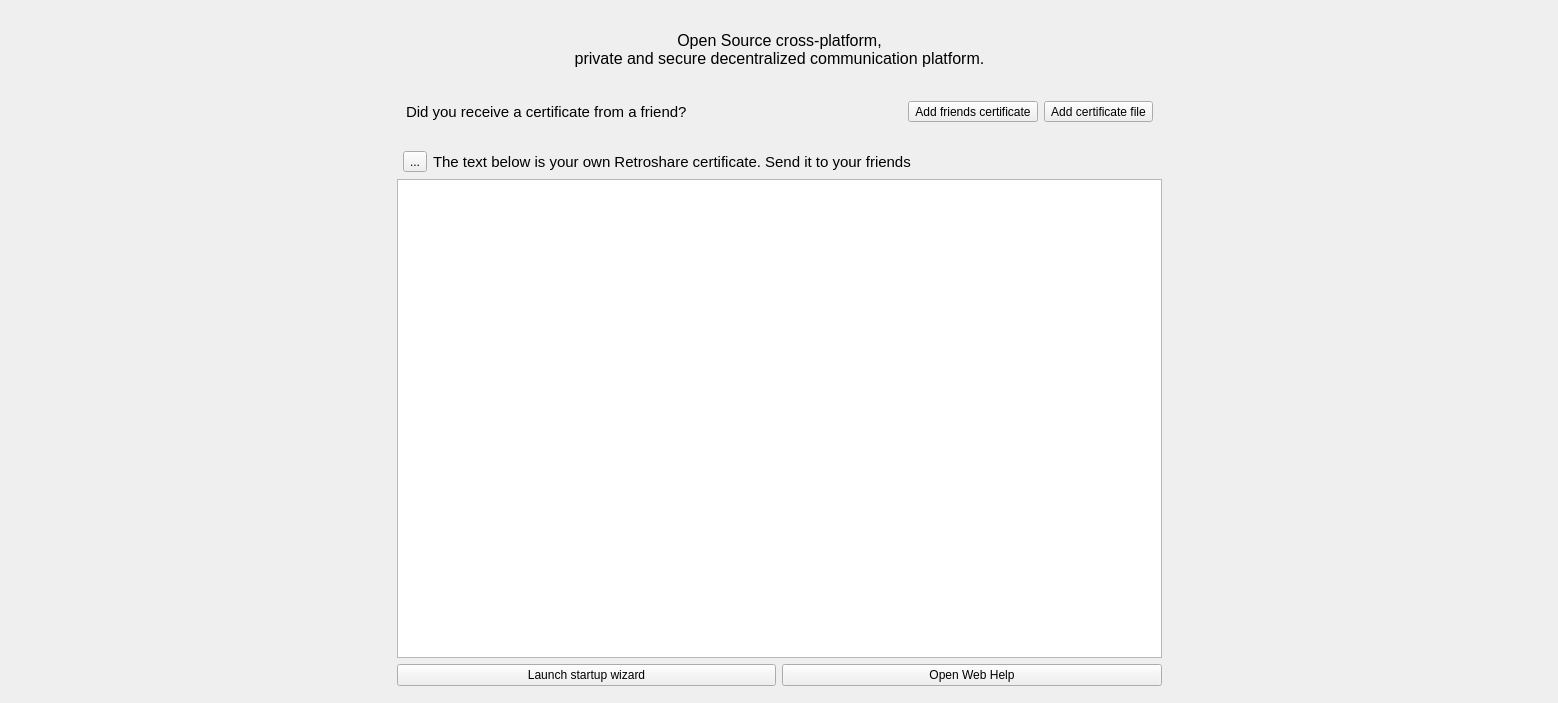
Old version of the form retroshare-gui/src/gui/HomePage.ui in the repository RetroShare/RetroShare.
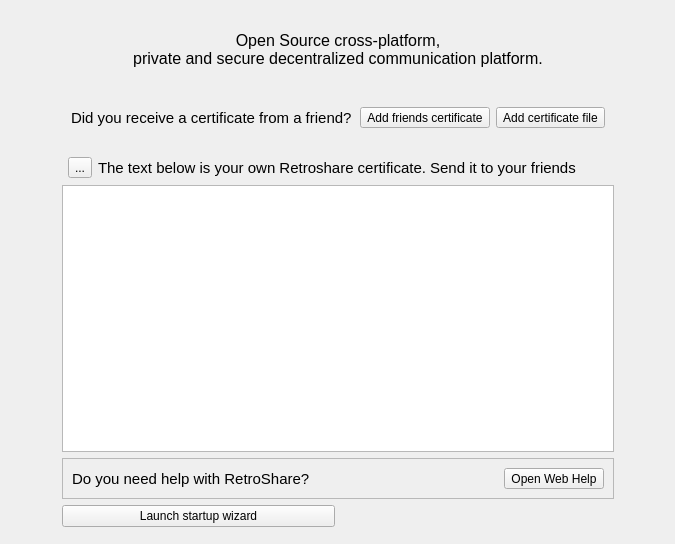
New version of the form. Icons and pictures are not drawn.

```diff
--- a/retroshare-gui/src/gui/HomePage.ui
+++ b/retroshare-gui/src/gui/HomePage.ui
@@ -6,103 +6,15 @@
    <rect>
     <x>0</x>
     <y>0</y>
-    <width>1558</width>
-    <height>703</height>
+    <width>675</width>
+    <height>544</height>
    </rect>
   </property>
   <property name="windowTitle">
    <string>Form</string>
   </property>
   <layout class="QGridLayout" name="gridLayout_2">
-   <item row="2" column="1" colspan="2">
-    <widget class="QFrame" name="addframe">
-     <property name="styleSheet">
-      <string notr="true"/>
-     </property>
-     <layout class="QHBoxLayout" name="horizontalLayout">
-      <item>
-       <widget class="QLabel" name="label_3">
-        <property name="font">
-         <font>
-          <pointsize>11</pointsize>
-         </font>
-        </property>
-        <property name="styleSheet">
-         <string notr="true"/>
-        </property>
-        <property name="text">
-         <string>Did you receive a certificate from a friend?</string>
-        </property>
-       </widget>
-      </item>
-      <item>
-       <widget class="QToolButton" name="addButton">
-        <property name="text">
-         <string>Add friends certificate</string>
-        </property>
-        <property name="icon">
-         <iconset resource="icons.qrc">
-          <normaloff>:/icons/png/invite.png</normaloff>:/icons/png/invite.png</iconset>
-        </property>
-        <property name="iconSize">
-         <size>
-          <width>24</width>
-          <height>24</height>
-         </size>
-        </property>
-        <property name="toolButtonStyle">
-         <enum>Qt::ToolButtonTextBesideIcon</enum>
-        </property>
-        <property name="autoRaise">
-         <bool>false</bool>
-        </property>
-       </widget>
-      </item>
-      <item>
-       <widget class="QToolButton" name="LoadCertFileButton">
-        <property name="text">
-         <string>Add certificate file</string>
-        </property>
-        <property name="icon">
-         <iconset resource="icons.qrc">
-          <normaloff>:/icons/svg/folders1.svg</normaloff>:/icons/svg/folders1.svg</iconset>
-        </property>
-        <property name="iconSize">
-         <size>
-          <width>24</width>
-          <height>24</height>
-         </size>
-        </property>
-        <property name="toolButtonStyle">
-         <enum>Qt::ToolButtonTextBesideIcon</enum>
-        </property>
-        <property name="autoRaise">
-         <bool>false</bool>
-        </property>
-       </widget>
-      </item>
-     </layout>
-    </widget>
-   </item>
-   <item row="5" column="1">
-    <widget class="QFrame" name="addFrame">
-     <layout class="QGridLayout" name="gridLayout_3">
-      <property name="leftMargin">
-       <number>0</number>
-      </property>
-      <property name="topMargin">
-       <number>0</number>
-      </property>
-      <property name="rightMargin">
-       <number>0</number>
-      </property>
-      <property name="bottomMargin">
-       <number>0</number>
-      </property>
-     </layout>
-    </widget>
-   </item>
-   <item row="3" column="1" colspan="2">
+   <item row="4" column="1" colspan="2">
     <layout class="QGridLayout" name="gridLayout">
      <property name="topMargin">
       <number>9</number>
@@ -245,7 +157,7 @@
      </property>
     </widget>
    </item>
-   <item row="4" column="1">
+   <item row="6" column="1">
     <widget class="QPushButton" name="runStartWizard_PB">
      <property name="text">
       <string>Launch startup wizard</string>
@@ -256,15 +168,149 @@
      </property>
     </widget>
    </item>
-   <item row="4" column="2">
-    <widget class="QPushButton" name="openwebhelp">
-     <property name="text">
-      <string>Open Web Help</string>
+   <item row="3" column="1" colspan="2">
+    <widget class="QFrame" name="addframe">
+     <property name="styleSheet">
+      <string notr="true"/>
      </property>
-     <property name="icon">
-      <iconset resource="icons.qrc">
-       <normaloff>:/icons/settings/webinterface.svg</normaloff>:/icons/settings/webinterface.svg</iconset>
+     <layout class="QHBoxLayout" name="horizontalLayout">
+      <item>
+       <widget class="QLabel" name="label_3">
+        <property name="font">
+         <font>
+          <pointsize>11</pointsize>
+         </font>
+        </property>
+        <property name="styleSheet">
+         <string notr="true"/>
+        </property>
+        <property name="text">
+         <string>Did you receive a certificate from a friend?</string>
+        </property>
+       </widget>
+      </item>
+      <item>
+       <widget class="QToolButton" name="addButton">
+        <property name="text">
+         <string>Add friends certificate</string>
+        </property>
+        <property name="icon">
+         <iconset resource="icons.qrc">
+          <normaloff>:/icons/png/invite.png</normaloff>:/icons/png/invite.png</iconset>
+        </property>
+        <property name="iconSize">
+         <size>
+          <width>24</width>
+          <height>24</height>
+         </size>
+        </property>
+        <property name="toolButtonStyle">
+         <enum>Qt::ToolButtonTextBesideIcon</enum>
+        </property>
+        <property name="autoRaise">
+         <bool>false</bool>
+        </property>
+       </widget>
+      </item>
+      <item>
+       <widget class="QToolButton" name="LoadCertFileButton">
+        <property name="text">
+         <string>Add certificate file</string>
+        </property>
+        <property name="icon">
+         <iconset resource="icons.qrc">
+          <normaloff>:/icons/svg/folders1.svg</normaloff>:/icons/svg/folders1.svg</iconset>
+        </property>
+        <property name="iconSize">
+         <size>
+          <width>24</width>
+          <height>24</height>
+         </size>
+        </property>
+        <property name="toolButtonStyle">
+         <enum>Qt::ToolButtonTextBesideIcon</enum>
+        </property>
+        <property name="autoRaise">
+         <bool>false</bool>
+        </property>
+       </widget>
+      </item>
+     </layout>
+    </widget>
+   </item>
+   <item row="2" column="1" colspan="2">
+    <widget class="QFrame" name="frame">
+     <property name="frameShape">
+      <enum>QFrame::StyledPanel</enum>
      </property>
+     <property name="frameShadow">
+      <enum>QFrame::Raised</enum>
+     </property>
+    </widget>
+   </item>
+   <item row="7" column="1">
+    <widget class="QFrame" name="addFrame">
+     <layout class="QGridLayout" name="gridLayout_3">
+      <property name="leftMargin">
+       <number>0</number>
+      </property>
+      <property name="topMargin">
+       <number>0</number>
+      </property>
+      <property name="rightMargin">
+       <number>0</number>
+      </property>
+      <property name="bottomMargin">
+       <number>0</number>
+      </property>
+     </layout>
+    </widget>
+   </item>
+   <item row="5" column="1" colspan="2">
+    <widget class="QFrame" name="helpframe">
+     <property name="styleSheet">
+      <string notr="true"/>
+     </property>
+     <property name="frameShape">
+      <enum>QFrame::StyledPanel</enum>
+     </property>
+     <property name="frameShadow">
+      <enum>QFrame::Raised</enum>
+     </property>
+     <layout class="QHBoxLayout" name="horizontalLayout_2">
+      <item>
+       <widget class="QLabel" name="label_4">
+        <property name="font">
+         <font>
+          <pointsize>11</pointsize>
+         </font>
+        </property>
+        <property name="text">
+         <string>Do you need help with RetroShare?</string>
+        </property>
+       </widget>
+      </item>
+      <item>
+       <widget class="QToolButton" name="openwebhelp">
+        <property name="text">
+         <string>Open Web Help</string>
+        </property>
+        <property name="icon">
+         <iconset resource="icons.qrc">
+          <normaloff>:/icons/settings/webinterface.svg</normaloff>:/icons/settings/webinterface.svg</iconset>
+        </property>
+        <property name="iconSize">
+         <size>
+          <width>24</width>
+          <height>24</height>
+         </size>
+        </property>
+        <property name="toolButtonStyle">
+         <enum>Qt::ToolButtonTextBesideIcon</enum>
+        </property>
+       </widget>
+      </item>
+     </layout>
     </widget>
    </item>
   </layout>
```
Left out of the diff: 3 changed lines with no effect on the pictures.
